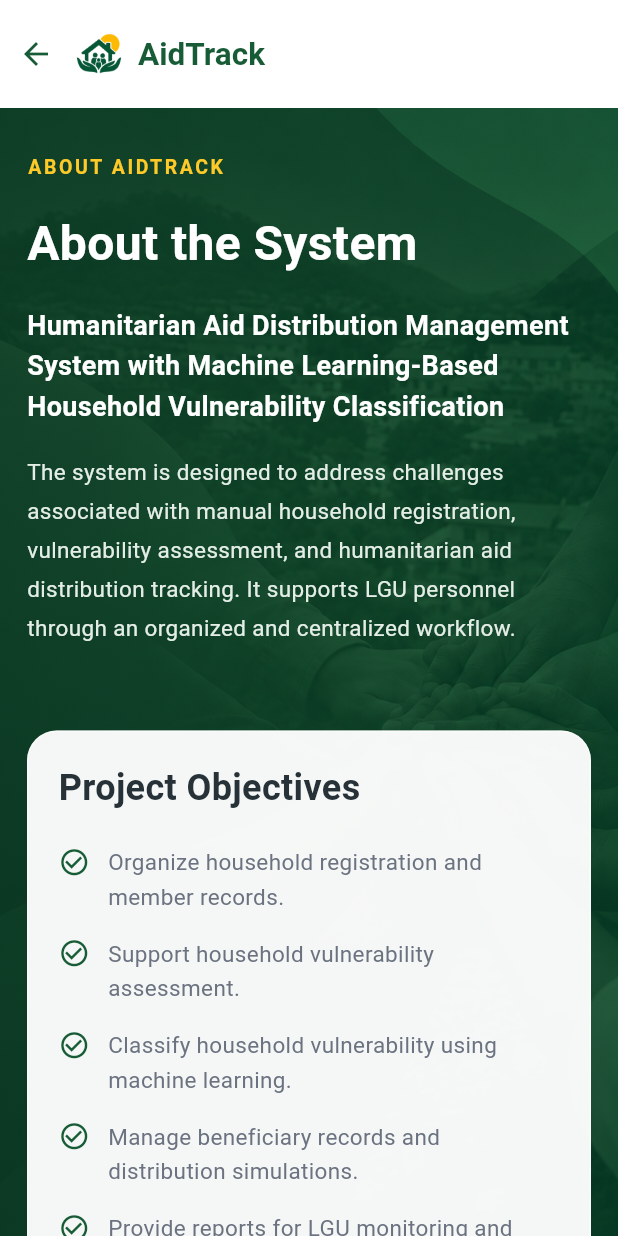
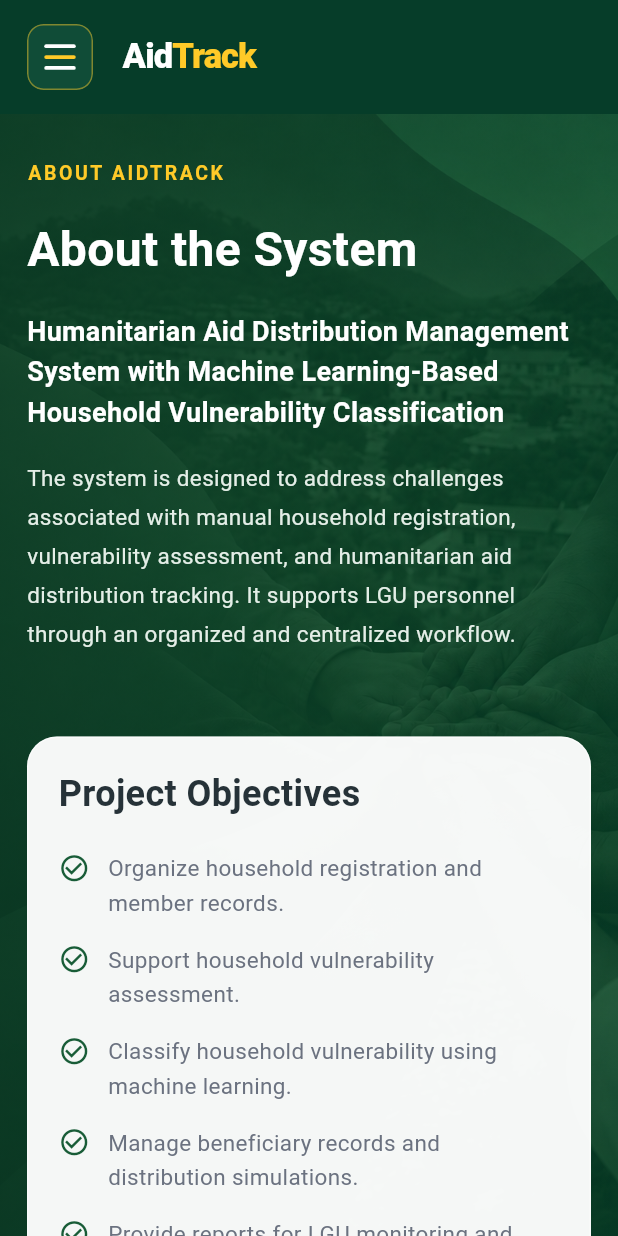
Before and after one commit to stevenpayapaya0515-afk/humanitarian-aid-management-system, a Flutter app: the AboutPageScreen screen opened directly, on a phone screen of 412 x 824 dp. Run offline on Flutter 3.47's test engine with Material 3 defaults, Android fonts, the phone set to English and light mode, and no system bars; missing offline and left inert: dart:js_interop.

Commit message:
Align AidTrack About page with public navigation design

```diff
--- a/frontend/lib/screens/public/about_page_screen.dart
+++ b/frontend/lib/screens/public/about_page_screen.dart
@@ -1,6 +1,8 @@
 import 'package:flutter/material.dart';
 
 import '../../core/theme/app_theme.dart';
+import 'home_page_screen.dart';
+import 'public_site_header.dart';
 
 // ========================================
 // AIDTRACK PUBLIC ABOUT PAGE
@@ -16,45 +18,27 @@ class AboutPageScreen extends StatelessWidget {
     return Scaffold(
       backgroundColor: AppColors.primaryGreen,
 
-      // ========================================
-      // TOP NAVIGATION
-      // ========================================
-      appBar: AppBar(
-        backgroundColor: AppColors.white,
-        foregroundColor: AppColors.primaryGreen,
-        elevation: 0,
-        toolbarHeight: 72,
-        leadingWidth: 48,
-        titleSpacing: 0,
-
-        // Keep the default back arrow.
-        automaticallyImplyLeading: true,
-
-        // AidTrack logo and name beside the back arrow.
-        title: Row(
-          mainAxisSize: MainAxisSize.min,
-          children: [
-            Image.asset(
-              'assets/images/aidtrack_symbol.png',
-              width: 36,
-              height: 36,
-              fit: BoxFit.contain,
+      appBar: PublicSiteHeader(
+        selectedPage: PublicSitePage.about,
+        onHome: () {
+          Navigator.of(context).pushReplacement(
+            publicSiteSlideRoute(
+              const HomePageScreen(),
+              enterFromRight: false,
             ),
-
-            const SizedBox(width: 8),
-
-            const Text(
-              'AidTrack',
-              style: TextStyle(
-                fontSize: 21,
-                fontWeight: FontWeight.bold,
-                color: AppColors.primaryGreen,
-              ),
+          );
+        },
+        onAbout: () {},
+        onCoreFunctions: () {
+          Navigator.of(context).pushReplacement(
+            publicSiteSlideRoute(
+              const HomePageScreen(scrollToFunctions: true),
+              enterFromRight: false,
             ),
-          ],
-        ),
+          );
+        },
+        onSignIn: () => Navigator.of(context).popUntil((route) => route.isFirst),
       ),
-
       // ========================================
       // FULL PAGE BACKGROUND
       // ========================================
@@ -88,11 +72,11 @@ class AboutPageScreen extends StatelessWidget {
           SingleChildScrollView(
             child: Center(
               child: ConstrainedBox(
-                constraints: const BoxConstraints(maxWidth: 1180),
+                constraints: const BoxConstraints(maxWidth: double.infinity),
 
                 child: Padding(
                   padding: EdgeInsets.symmetric(
-                    horizontal: isMobile ? 18 : 32,
+                    horizontal: isMobile ? 18 : 60,
                     vertical: isMobile ? 30 : 48,
                   ),
 
@@ -341,11 +325,12 @@ class AboutPageScreen extends StatelessWidget {
 
                                   Expanded(
                                     child: Text(
-                                      'This academic project currently uses '
-                                      'synthetic training data. Machine learning '
-                                      'results require validation before use '
-                                      'in official humanitarian aid decisions. '
-                                      'Aid distribution records are simulations.',
+                                      'This academic project uses PSA APIS 2022 '
+                                      'CARAGA survey records and researcher-defined '
+                                      'proxy labels for model training. Classification '
+                                      'results are preliminary and require staff '
+                                      'review. Practice distributions are not '
+                                      'verified LGU releases.',
                                       style: TextStyle(
                                         color: AppColors.darkText,
                                         fontSize: 13,
@@ -361,7 +346,7 @@ class AboutPageScreen extends StatelessWidget {
 
                             ElevatedButton.icon(
                               onPressed: () {
-                                Navigator.of(context).pop();
+                                Navigator.of(context).popUntil((route) => route.isFirst);
                               },
                               icon: const Icon(Icons.login_outlined),
                               label: const Text('Back to Sign In'),
```
